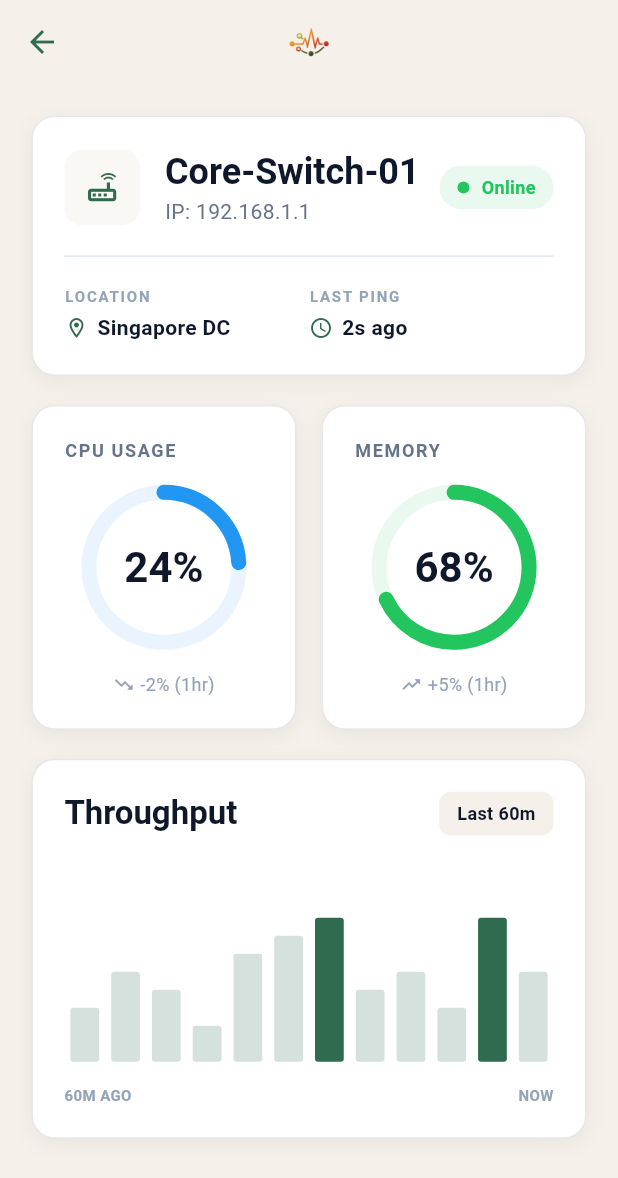
After one commit to azizur-rahaman/plexuspules-azizur-rahaman, a Flutter app: the DevicesView screen opened directly, after a tap on "Core-Switch-01", on a phone screen of 412 x 824 dp. The commit adds this screen. Shown: the top 1178 px of the screen. Run offline on Flutter 3.47's test engine with Material 3 defaults, Android fonts, the light colour scheme and no system bars; our stand-ins replace connectivity_plus, dartz, dio, equatable, flutter_bloc, flutter_screenutil and 7 more; accounts and stored records are empty.

Commit message:
feat: implement device details page and custom widgets

```diff
--- a/lib/config/app_router.dart
+++ b/lib/config/app_router.dart
@@ -2,6 +2,7 @@ import 'package:go_router/go_router.dart';
 import 'package:plexuspules/features/auth/presentation/pages/login/login_page.dart';
 import 'package:plexuspules/features/dashboard/presentation/pages/dashboard/dashboard_page.dart';
 import 'package:plexuspules/features/devices/presentation/pages/devices/devices_page.dart';
+import 'package:plexuspules/features/devices/presentation/pages/device_detail/device_detail_page.dart';
 import 'package:plexuspules/features/alerts/presentation/pages/alerts/alerts_page.dart';
 import 'package:plexuspules/features/profile/presentation/pages/profile/profile_page.dart';
 import 'package:plexuspules/core/navigation/navigation_shell_page.dart';
@@ -12,6 +13,7 @@ class AppRouter {
   static const String login = '/login';
   static const String dashboard = '/dashboard';
   static const String devices = '/devices';
+  static const String deviceDetail = '/device-detail/:id';
   static const String alerts = '/alerts';
   static const String profile = '/profile';
 
@@ -25,6 +27,13 @@ class AppRouter {
       GoRoute(
         path: login,
         builder: (context, state) => const LoginPage(),
+      ),
+      GoRoute(
+        path: deviceDetail,
+        builder: (context, state) {
+          final id = state.pathParameters['id'] ?? '';
+          return DeviceDetailPage(deviceId: id);
+        },
       ),
       StatefulShellRoute.indexedStack(
         builder: (context, state, navigationShell) {
--- /dev/null
+++ b/lib/features/devices/presentation/pages/device_detail/device_detail_page.dart
@@ -0,0 +1,16 @@
+import 'package:flutter/material.dart';
+import 'package:plexuspules/features/devices/presentation/pages/device_detail/device_detail_view.dart';
+
+class DeviceDetailPage extends StatelessWidget {
+  final String deviceId;
+
+  const DeviceDetailPage({
+    super.key,
+    required this.deviceId,
+  });
+
+  @override
+  Widget build(BuildContext context) {
+    return DeviceDetailView(deviceId: deviceId);
+  }
+}
--- /dev/null
+++ b/lib/features/devices/presentation/pages/device_detail/device_detail_view.dart
@@ -0,0 +1,77 @@
+import 'package:flutter/material.dart';
+import 'package:plexuspules/config/theme/app_colors.dart';
+import 'package:plexuspules/core/constants/app_sizes.dart';
+import 'package:plexuspules/core/widgets/common_app_bar.dart';
+import 'package:plexuspules/features/devices/presentation/widgets/device_card.dart';
+import 'package:plexuspules/features/devices/presentation/widgets/device_status_card.dart';
+import 'package:plexuspules/features/devices/presentation/widgets/circular_usage_card.dart';
+import 'package:plexuspules/features/devices/presentation/widgets/throughput_chart_card.dart';
+
+class DeviceDetailView extends StatelessWidget {
+  final String deviceId;
+
+  const DeviceDetailView({
+    super.key,
+    required this.deviceId,
+  });
+
+  @override
+  Widget build(BuildContext context) {
+    // In a real app, we'd fetch device data based on deviceId
+    const deviceName = 'Core-Switch-01';
+    const ipAddress = '192.168.1.1';
+    const location = 'Singapore DC';
+    const lastPing = '2s ago';
+    const status = DeviceStatus.online;
+    const icon = Icons.router_outlined;
+
+    return Scaffold(
+      backgroundColor: AppColors.background,
+      appBar: CommonAppBar.brand(showBottomBorder: false),
+      body: SafeArea(
+        child: SingleChildScrollView(
+          padding: EdgeInsets.all(AppSizes.p20),
+          child: Column(
+            crossAxisAlignment: CrossAxisAlignment.start,
+            children: [
+              const DeviceStatusCard(
+                name: deviceName,
+                ipAddress: ipAddress,
+                location: location,
+                lastPing: lastPing,
+                status: status,
+                icon: icon,
+              ),
+              AppSizes.gap20,
+              Row(
+                children: [
+                  Expanded(
+                    child: CircularUsageCard(
+                      title: 'CPU USAGE',
+                      progress: 0.24,
+                      trend: '-2% (1hr)',
+                      progressColor: Colors.blue,
+                    ),
+                  ),
+                  AppSizes.gap16,
+                  Expanded(
+                    child: CircularUsageCard(
+                      title: 'MEMORY',
+                      progress: 0.68,
+                      trend: '+5% (1hr)',
+                      progressColor: AppColors.healthy,
+                      isTrendPositive: true,
+                    ),
+                  ),
+                ],
+              ),
+              AppSizes.gap20,
+              const ThroughputChartCard(),
+              AppSizes.gap24, // Bottom padding
+            ],
+          ),
+        ),
+      ),
+    );
+  }
+}
--- /dev/null
+++ b/lib/features/devices/presentation/widgets/circular_usage_card.dart
@@ -0,0 +1,98 @@
+import 'package:flutter/material.dart';
+import 'package:plexuspules/config/theme/app_colors.dart';
+import 'package:plexuspules/core/constants/app_sizes.dart';
+
+class CircularUsageCard extends StatelessWidget {
+  final String title;
+  final double progress;
+  final String trend;
+  final Color progressColor;
+  final bool isTrendPositive;
+
+  const CircularUsageCard({
+    super.key,
+    required this.title,
+    required this.progress,
+    required this.trend,
+    required this.progressColor,
+    this.isTrendPositive = false,
+  });
+
+  @override
+  Widget build(BuildContext context) {
+    return Container(
+      padding: EdgeInsets.all(AppSizes.p20),
+      decoration: BoxDecoration(
+        color: AppColors.card,
+        borderRadius: BorderRadius.circular(AppSizes.radiusXLarge),
+        border: Border.all(color: AppColors.cardBorder),
+        boxShadow: [
+          BoxShadow(
+            color: Colors.black.withValues(alpha: 0.05),
+            blurRadius: 10,
+            offset: const Offset(0, 4),
+          ),
+        ],
+      ),
+      child: Column(
+        children: [
+          Align(
+            alignment: Alignment.centerLeft,
+            child: Text(
+              title,
+              style: TextStyle(
+                color: AppColors.textSecondary,
+                fontSize: 12,
+                fontWeight: FontWeight.bold,
+                letterSpacing: 1.1,
+              ),
+            ),
+          ),
+          AppSizes.gap20,
+          Stack(
+            alignment: Alignment.center,
+            children: [
+              SizedBox(
+                width: 100,
+                height: 100,
+                child: CircularProgressIndicator(
+                  value: progress,
+                  strokeWidth: 10,
+                  backgroundColor: progressColor.withValues(alpha: 0.1),
+                  color: progressColor,
+                  strokeCap: StrokeCap.round,
+                ),
+              ),
+              Text(
+                '${(progress * 100).toInt()}%',
+                style: Theme.of(context).textTheme.headlineMedium?.copyWith(
+                      fontWeight: FontWeight.bold,
+                      color: AppColors.textPrimary,
+                    ),
+              ),
+            ],
+          ),
+          AppSizes.gap20,
+          Row(
+            mainAxisAlignment: MainAxisAlignment.center,
+            children: [
+              Icon(
+                isTrendPositive ? Icons.trending_up : Icons.trending_down,
+                size: 14,
+                color: AppColors.textMuted,
+              ),
+              const SizedBox(width: 4),
+              Text(
+                trend,
+                style: TextStyle(
+                  color: AppColors.textMuted,
+                  fontSize: 12,
+                ),
+              ),
+            ],
+          ),
+        ],
+      ),
+    );
+  }
+}
--- a/lib/features/devices/presentation/widgets/device_card.dart
+++ b/lib/features/devices/presentation/widgets/device_card.dart
@@ -1,6 +1,7 @@
 import 'package:flutter/material.dart';
 import 'package:plexuspules/core/constants/app_sizes.dart';
 import 'package:plexuspules/config/theme/app_colors.dart';
+import 'package:go_router/go_router.dart';
 
 enum DeviceStatus { online, offline }
 
@@ -24,8 +25,10 @@ class DeviceCard extends StatelessWidget {
   Widget build(BuildContext context) {
     final isOnline = status == DeviceStatus.online;
 
-    return Container(
-      padding: EdgeInsets.all(AppSizes.p16),
+    return GestureDetector(
+      onTap: () => context.push('/device-detail/$name'),
+      child: Container(
+        padding: EdgeInsets.all(AppSizes.p16),
       decoration: BoxDecoration(
         color: AppColors.card,
         borderRadius: BorderRadius.circular(AppSizes.p16),
@@ -134,6 +137,7 @@ class DeviceCard extends StatelessWidget {
           ),
         ],
       ),
-    );
-  }
+    ),
+  );
 }
+}
--- /dev/null
+++ b/lib/features/devices/presentation/widgets/device_status_card.dart
@@ -0,0 +1,195 @@
+import 'package:flutter/material.dart';
+import 'package:plexuspules/config/theme/app_colors.dart';
+import 'package:plexuspules/core/constants/app_sizes.dart';
+import 'package:plexuspules/features/devices/presentation/widgets/device_card.dart';
+
+class DeviceStatusCard extends StatelessWidget {
+  final String name;
+  final String ipAddress;
+  final String location;
+  final String lastPing;
+  final DeviceStatus status;
+  final IconData icon;
+
+  const DeviceStatusCard({
+    super.key,
+    required this.name,
+    required this.ipAddress,
+    required this.location,
+    required this.lastPing,
+    required this.status,
+    required this.icon,
+  });
+
+  @override
+  Widget build(BuildContext context) {
+    final isOnline = status == DeviceStatus.online;
+
+    return Container(
+      padding: EdgeInsets.all(AppSizes.p20),
+      decoration: BoxDecoration(
+        color: AppColors.card,
+        borderRadius: BorderRadius.circular(AppSizes.radiusXLarge),
+        border: Border.all(color: AppColors.cardBorder),
+        boxShadow: [
+          BoxShadow(
+            color: Colors.black.withValues(alpha: 0.05),
+            blurRadius: 10,
+            offset: const Offset(0, 4),
+          ),
+        ],
+      ),
+      child: Column(
+        crossAxisAlignment: CrossAxisAlignment.start,
+        children: [
+          Row(
+            children: [
+              Container(
+                padding: EdgeInsets.all(AppSizes.p12),
+                decoration: BoxDecoration(
+                  color: AppColors.background.withValues(alpha: 0.5),
+                  borderRadius: BorderRadius.circular(AppSizes.radiusLarge),
+                ),
+                child: Icon(
+                  icon,
+                  color: AppColors.primary,
+                  size: AppSizes.p24,
+                ),
+              ),
+              AppSizes.gap16,
+              Expanded(
+                child: Column(
+                  crossAxisAlignment: CrossAxisAlignment.start,
+                  children: [
+                    Text(
+                      name,
+                      style: Theme.of(context).textTheme.headlineSmall?.copyWith(
+                            fontWeight: FontWeight.bold,
+                            color: AppColors.textPrimary,
+                          ),
+                    ),
+                    Text(
+                      'IP: $ipAddress',
+                      style: Theme.of(context).textTheme.bodyMedium?.copyWith(
+                            color: AppColors.textSecondary,
+                          ),
+                    ),
+                  ],
+                ),
+              ),
+              _StatusBadge(isOnline: isOnline),
+            ],
+          ),
+          AppSizes.gap20,
+          const Divider(color: AppColors.divider),
+          AppSizes.gap20,
+          Row(
+            children: [
+              Expanded(
+                child: _InfoTile(
+                  label: 'LOCATION',
+                  value: location,
+                  icon: Icons.location_on_outlined,
+                ),
+              ),
+              Expanded(
+                child: _InfoTile(
+                  label: 'LAST PING',
+                  value: lastPing,
+                  icon: Icons.access_time_outlined,
+                ),
+              ),
+            ],
+          ),
+        ],
+      ),
+    );
+  }
+}
+
+class _StatusBadge extends StatelessWidget {
+  final bool isOnline;
+
+  const _StatusBadge({required this.isOnline});
+
+  @override
+  Widget build(BuildContext context) {
+    return Container(
+      padding: const EdgeInsets.symmetric(horizontal: 12, vertical: 6),
+      decoration: BoxDecoration(
+        color: (isOnline ? AppColors.healthy : AppColors.critical)
+            .withValues(alpha: 0.1),
+        borderRadius: BorderRadius.circular(100),
+      ),
+      child: Row(
+        mainAxisSize: MainAxisSize.min,
+        children: [
+          Container(
+            width: 8,
+            height: 8,
+            decoration: BoxDecoration(
+              color: isOnline ? AppColors.healthy : AppColors.critical,
+              shape: BoxShape.circle,
+            ),
+          ),
+          const SizedBox(width: 8),
+          Text(
+            isOnline ? 'Online' : 'Offline',
+            style: TextStyle(
+              color: isOnline ? AppColors.healthy : AppColors.critical,
+              fontSize: 12,
+              fontWeight: FontWeight.bold,
+            ),
+          ),
+        ],
+      ),
+    );
+  }
+}
+
+class _InfoTile extends StatelessWidget {
+  final String label;
+  final String value;
+  final IconData icon;
+
+  const _InfoTile({
+    required this.label,
+    required this.value,
+    required this.icon,
+  });
+
+  @override
+  Widget build(BuildContext context) {
+    return Column(
+      crossAxisAlignment: CrossAxisAlignment.start,
+      children: [
+        Text(
+          label,
+          style: TextStyle(
+            color: AppColors.textMuted,
+            fontSize: 10,
+            fontWeight: FontWeight.bold,
+            letterSpacing: 1.2,
+          ),
+        ),
+        const SizedBox(height: 4),
+        Row(
+          children: [
+            Icon(icon, size: 16, color: AppColors.primary),
+            const SizedBox(width: 6),
+            Expanded(
+              child: Text(
+                value,
+                style: Theme.of(context).textTheme.bodyMedium?.copyWith(
+                      fontWeight: FontWeight.bold,
+                      color: AppColors.textPrimary,
+                    ),
+                overflow: TextOverflow.ellipsis,
+              ),
+            ),
+          ],
+        ),
+      ],
+    );
+  }
+}
--- /dev/null
+++ b/lib/features/devices/presentation/widgets/throughput_chart_card.dart
@@ -0,0 +1,125 @@
+import 'package:flutter/material.dart';
+import 'package:plexuspules/config/theme/app_colors.dart';
+import 'package:plexuspules/core/constants/app_sizes.dart';
+
+class ThroughputChartCard extends StatelessWidget {
+  const ThroughputChartCard({super.key});
+
+  @override
+  Widget build(BuildContext context) {
+    // Mock data for the bar chart
+    final List<double> heights = [
+      0.3,
+      0.5,
+      0.4,
+      0.2,
+      0.6,
+      0.7,
+      0.8,
+      0.4,
+      0.5,
+      0.3,
+      0.8,
+      0.5
+    ];
+
+    return Container(
+      padding: EdgeInsets.all(AppSizes.p20),
+      decoration: BoxDecoration(
+        color: AppColors.card,
+        borderRadius: BorderRadius.circular(AppSizes.radiusXLarge),
+        border: Border.all(color: AppColors.cardBorder),
+        boxShadow: [
+          BoxShadow(
+            color: Colors.black.withValues(alpha: 0.05),
+            blurRadius: 10,
+            offset: const Offset(0, 4),
+          ),
+        ],
+      ),
+      child: Column(
+        crossAxisAlignment: CrossAxisAlignment.start,
+        children: [
+          Row(
+            mainAxisAlignment: MainAxisAlignment.spaceBetween,
+            children: [
+              Text(
+                'Throughput',
+                style: Theme.of(context).textTheme.titleLarge?.copyWith(
+                      fontWeight: FontWeight.bold,
+                      color: AppColors.textPrimary,
+                    ),
+              ),
+              Container(
+                padding: const EdgeInsets.symmetric(horizontal: 12, vertical: 6),
+                decoration: BoxDecoration(
+                  color: AppColors.background,
+                  borderRadius: BorderRadius.circular(AppSizes.radiusMedium),
+                ),
+                child: Row(
+                  children: [
+                    Text(
+                      'Last 60m',
+                      style: TextStyle(
+                        color: AppColors.textPrimary,
+                        fontSize: 12,
+                        fontWeight: FontWeight.bold,
+                      ),
+                    ),
+                  ],
+                ),
+              ),
+            ],
+          ),
+          AppSizes.gap32,
+          SizedBox(
+            height: 120,
+            child: Row(
+              crossAxisAlignment: CrossAxisAlignment.end,
+              mainAxisAlignment: MainAxisAlignment.spaceBetween,
+              children: heights.map((h) {
+                // Vary color slightly based on height or index to match mockup
+                final color = (h > 0.7)
+                    ? AppColors.primary
+                    : AppColors.primary.withValues(alpha: 0.2);
+
+                return Expanded(
+                  child: Container(
+                    margin: const EdgeInsets.symmetric(horizontal: 4),
+                    height: h * 120,
+                    decoration: BoxDecoration(
+                      color: color,
+                      borderRadius: BorderRadius.circular(2),
+                    ),
+                  ),
+                );
+              }).toList(),
+            ),
+          ),
+          AppSizes.gap16,
+          Row(
+            mainAxisAlignment: MainAxisAlignment.spaceBetween,
+            children: [
+              Text(
+                '60M AGO',
+                style: TextStyle(
+                  color: AppColors.textMuted,
+                  fontSize: 10,
+                  fontWeight: FontWeight.bold,
+                ),
+              ),
+              Text(
+                'NOW',
+                style: TextStyle(
+                  color: AppColors.textMuted,
+                  fontSize: 10,
+                  fontWeight: FontWeight.bold,
+                ),
+              ),
+            ],
+          ),
+        ],
+      ),
+    );
+  }
+}
```
